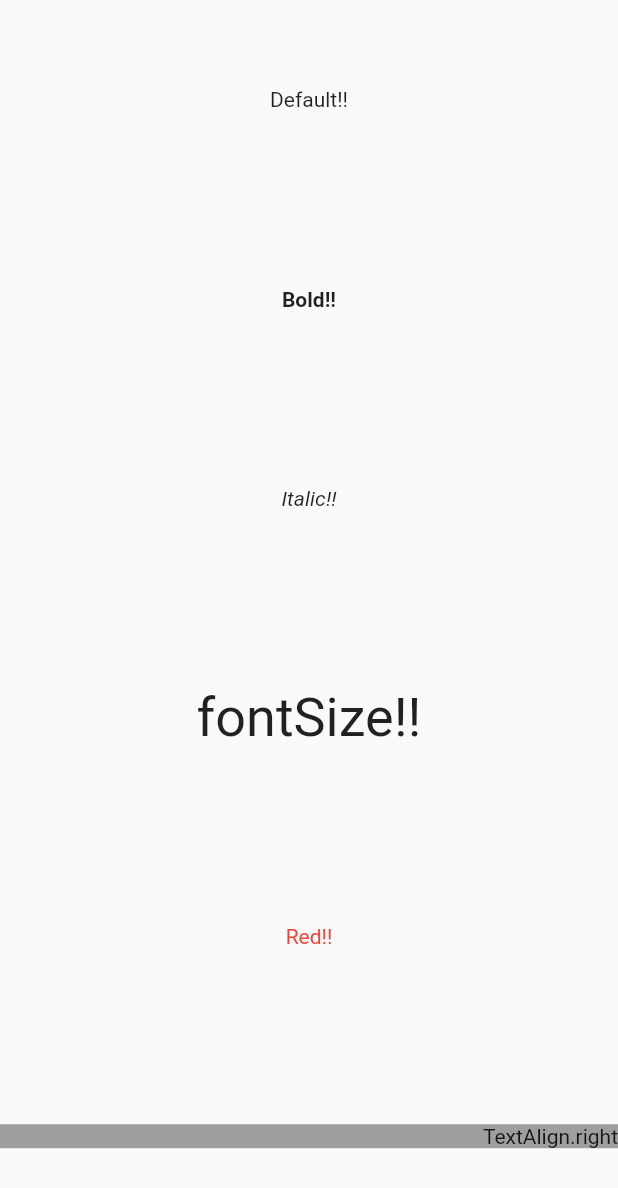
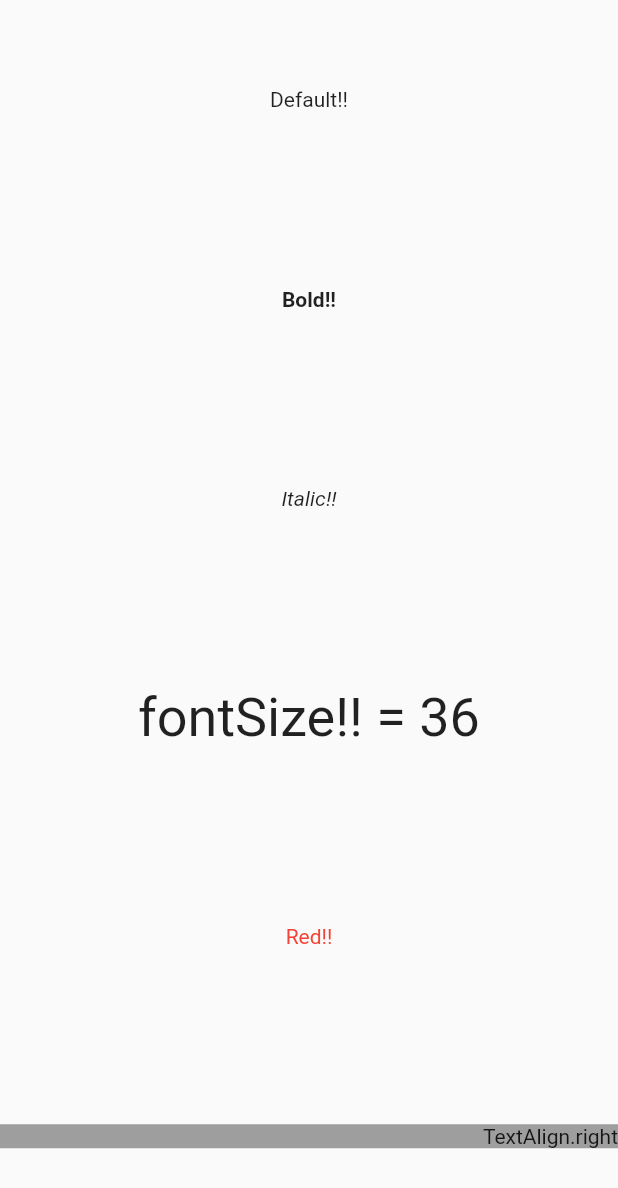
Before and after one commit to Naruse-Kazuki/Todo_App, a Flutter app: the screen it shows after launch, on a phone screen of 412 x 824 dp. Shown: the top 1188 px of the screen. Run offline on Flutter 3.47's test engine with Material 2 defaults, Android fonts, the phone set to English and light mode, and no system bars.

Commit message:
add_#2branch

```diff
--- a/lib/main.dart
+++ b/lib/main.dart
@@ -19,7 +19,7 @@ class MyApp extends StatelessWidget {
             // スタイルを指定
             Text('Italic!!', style: TextStyle(fontStyle: FontStyle.italic)),
             // サイズを指定
-            Text('fontSize!!', style: TextStyle(fontSize: 36)),
+            Text('fontSize!! = 36', style: TextStyle(fontSize: 36)),
             // 色を指定
             Text('Red!!', style: TextStyle(color: Colors.red)),
             Container(
```
